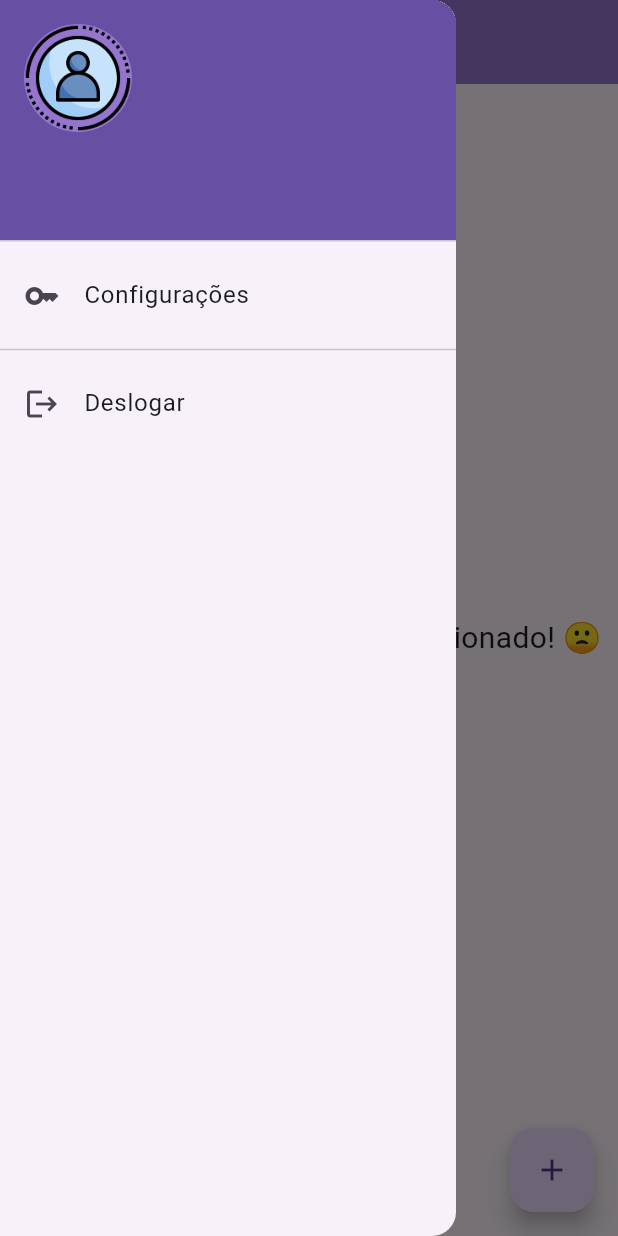
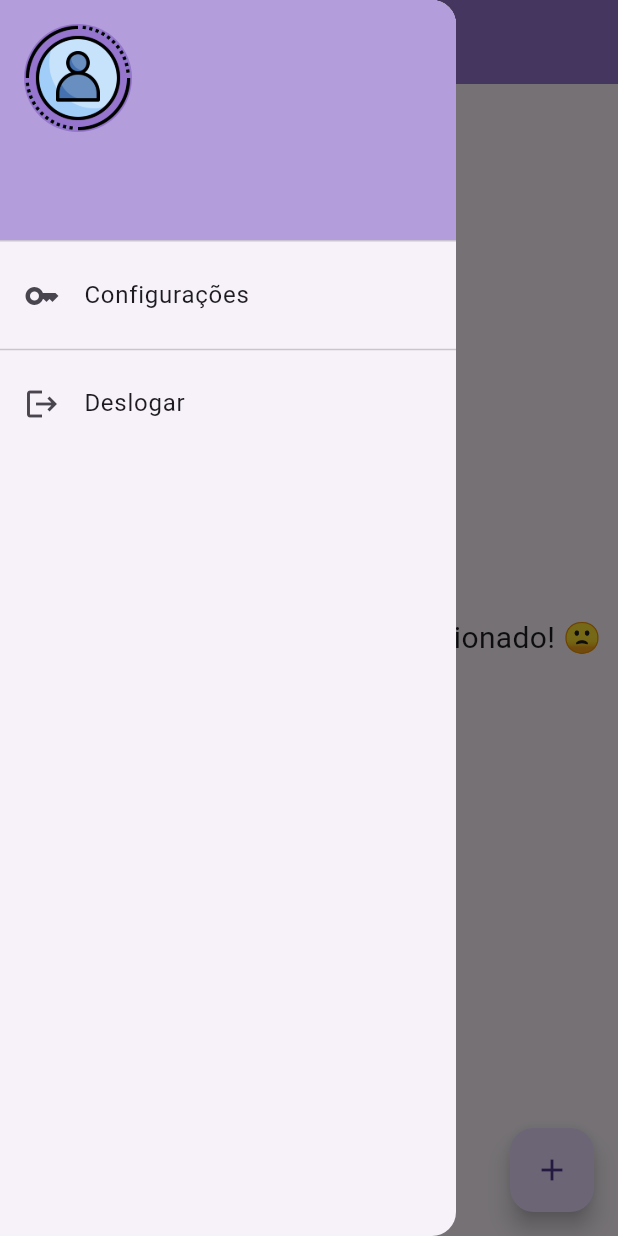
Before and after one commit to felipebolduan/Flutter_A3, a Flutter app: the screen it shows once a user with an empty profile is signed in, with the side drawer open, on a phone screen of 412 x 824 dp. Run offline on Flutter 3.47's test engine with Material 3 defaults, Android fonts, the phone set to English and light mode, and no system bars; our stand-ins replace cloud_firestore, firebase_auth, firebase_core, shared_preferences; accounts and stored records are empty.

```diff
--- a/lib/tela_principal.dart
+++ b/lib/tela_principal.dart
@@ -16,31 +16,17 @@ class principal_Screen extends StatefulWidget {
 }
 
 class _principalScreenState extends State<principal_Screen> {
-
   final ProjetoServico servico = ProjetoServico();
 
-  bool _isEditingText = false;
-  TextEditingController _editingController = TextEditingController();
-  String initialText = "";
-
-  @override
-  void initState() {
-    super.initState();
-    _editingController = TextEditingController(text: initialText);
-  }
-  @override
-  void dispose() {
-    _editingController.dispose();
-    super.dispose();
-  }
+  // Lista para controlar as tarefas concluídas
+  List<String> tarefasConcluidas = [];
 
   @override
   Widget build(BuildContext context) {
-
-
     return Scaffold(
       appBar: AppBar(
-        title: const Text('Minhas Tarefas',
+        title: const Text(
+          'Minhas Tarefas',
           style: TextStyle(fontWeight: FontWeight.bold),
         ),
         centerTitle: true,
@@ -54,137 +40,181 @@ class _principalScreenState extends State<principal_Screen> {
                 backgroundImage: const AssetImage("assets/usuario.png"),
                 backgroundColor: Colors.deepPurple[300],
                 ),
-              accountName: Text((widget.user.displayName != null) ? widget.user.displayName! : ""),
-              accountEmail: Text(widget.user.email!),
+              accountName: Text(
+                (widget.user.displayName != null) ? widget.user.displayName! : "",
+                style: TextStyle(
+                  color: Theme.of(context).brightness == Brightness.dark
+                    ? Colors.white
+                    : Colors.black,
+                ),
+              ),
+              accountEmail: Text(
+                widget.user.email!,
+                style: TextStyle(
+                  color: Theme.of(context).brightness == Brightness.dark
+                    ? Colors.white70
+                    : Colors.black87,
+                ),
+              ),
+              decoration: BoxDecoration(
+                color: Theme.of(context).brightness == Brightness.dark
+              ? Colors.deepPurple[300]
+              : Colors.deepPurple[200],
+              ),
             ),
       ListTile(
         leading: const Icon(Icons.key),
         title: const Text("Configurações"),
-              onTap: (){
+        onTap: () {
           Navigator.of(context).push(
-                  MaterialPageRoute(builder: (context) => config_Page()),
+            MaterialPageRoute(builder: (context) => const config_Page()),
           );
         },
       ),
       const Divider(),
       ListTile(
-              leading: Icon(Icons.logout),
-              title: Text ("Deslogar"),
-              onTap: (){
+        leading: const Icon(Icons.logout),
+        title: const Text("Deslogar"),
+        onTap: () {
           AutenticacaoServico().deslogar();
-              } ,
+        },
       ),
     ],
   ),
 ),
       floatingActionButton: FloatingActionButton(
-        child: Icon(Icons.add),
-        onPressed: (){
-          print("Add");
+        child: const Icon(Icons.add),
+        onPressed: () {
           Navigator.of(context).push(
             MaterialPageRoute(builder: (context) => const NewTaskScreen()),
           );
-        }
+        },
       ),
-      body: StreamBuilder(stream: servico.conectarStreamProjeto(), builder: (context, snapshot) {
-        if (snapshot.connectionState == ConnectionState.waiting){
+      body: StreamBuilder(
+        stream: servico.conectarStreamProjeto(),
+        builder: (context, snapshot) {
+          if (snapshot.connectionState == ConnectionState.waiting) {
             return const Center(child: CircularProgressIndicator());
           } else {
-          if (snapshot.hasData && snapshot.data != null && snapshot.data!.docs.isNotEmpty){
+            if (snapshot.hasData && snapshot.data != null && snapshot.data!.docs.isNotEmpty) {
               List<ModelosProjetos> listaProjeto = [];
 
-            for (var doc in snapshot.data!.docs){
-              listaProjeto.add(ModelosProjetos.fromMap(doc.data())
+              for (var doc in snapshot.data!.docs) {
+                listaProjeto.add(ModelosProjetos.fromMap(doc.data()));
+              }
+
+              // Filtrar tarefas em andamento e concluídas
+              List<ModelosProjetos> tarefasEmAndamento = listaProjeto
+                  .where((tarefa) => !tarefasConcluidas.contains(tarefa.id))
+                  .toList();
+              List<ModelosProjetos> tarefasConcluidasList = listaProjeto
+                  .where((tarefa) => tarefasConcluidas.contains(tarefa.id))
+                  .toList();
+
+              return ListView(
+                children: [
+                  // Seção de Tarefas em Andamento
+                  if (tarefasEmAndamento.isNotEmpty)
+                    const Padding(
+                      padding: EdgeInsets.all(8.0),
+                      child: const Text(
+                        'Tarefas em Andamento',
+                        style: TextStyle(fontSize: 18, fontWeight: FontWeight.bold),
+                      ),
+                    ),
+                  ...tarefasEmAndamento.map((tarefa) => _buildTarefaTile(tarefa, false)),
+
+                  // Seção de Tarefas Concluídas
+                  if (tarefasConcluidasList.isNotEmpty)
+                    const Padding(
+                      padding: EdgeInsets.all(8.0),
+                      child: Text(
+                        'Tarefas Concluídas',
+                        style: TextStyle(fontSize: 18, fontWeight: FontWeight.bold),
+                      ),
+                    ),
+                  ...tarefasConcluidasList.map((tarefa) => _buildTarefaTile(tarefa, true)),
+                ],
+              );
+            } else {
+              return const Center(
+                child: Text(
+                  "Ainda nenhum exercício foi adicionado! 🙁\nVamos adicionar?",
+                  style: TextStyle(
+                    fontSize: 20,
+                  ),
+                  textAlign: TextAlign.center,
+                ),
               );
             }
-            return ListView(
-              children: List.generate(
-                listaProjeto.length,
-                (index){
-                ModelosProjetos modelosProjetos = listaProjeto[index];
+          }
+        },
+      ),
+    );
+  }
+
+  // Widget para construir a tarefa (em andamento ou concluída)
+  Widget _buildTarefaTile(ModelosProjetos tarefa, bool isConcluida) {
   return ListTile(
     onTap: () {
-                Navigator.of(context).push<ModelosProjetos>(
+      // Navegar para a tela de tarefa
+      Navigator.of(context).push(
         MaterialPageRoute(
-                    builder: (context) => mostrarTelaTarefa(context, projeto: modelosProjetos)));
+          builder: (context) => mostrarTelaTarefa(context, projeto: tarefa),
+        ),
+      );
     },
-              title: Text(modelosProjetos.titulo),
-              subtitle:
-              Text(modelosProjetos.data),
+    title: Text(
+      tarefa.titulo,
+      style: TextStyle(
+        decoration: isConcluida ? TextDecoration.lineThrough : null,
+        color: isConcluida ? Colors.grey : null,
+      ),
+    ),
+    subtitle: Text(tarefa.data),
     trailing: Row(
       mainAxisSize: MainAxisSize.min,
       children: [
         IconButton(
-                    onPressed: (){
-                      servico.removerTarefa(idTarefa: modelosProjetos.id);
+          onPressed: () {
+            setState(() {
+              if (isConcluida) {
+                tarefasConcluidas.remove(tarefa.id);
+              } else {
+                tarefasConcluidas.add(tarefa.id);
+              }
+            });
           },
-                    icon: const Icon(Icons.check,
-                      color: Colors.green,
-                    )),
+          icon: Icon(
+            Icons.check,
+            color: isConcluida ? Colors.grey : Colors.green,
+          ),
+        ),
+        if (!isConcluida)
           IconButton(
-                    onPressed: (){
-                      Navigator.of(context).push<ModelosProjetos>(
+            onPressed: () {
+              Navigator.of(context).push(
                 MaterialPageRoute(
-                      builder: (context) => mostrarTelaCadatro(context, projeto: modelosProjetos)));
+                  builder: (context) => mostrarTelaCadatro(context, projeto: tarefa),
+                ),
+              );
             },
-                    icon: const Icon(Icons.edit,
+            icon: const Icon(
+              Icons.edit,
               color: Colors.blue,
             ),
           ),
         IconButton(
-                    onPressed: (){
-                      servico.removerTarefa(idTarefa: modelosProjetos.id);
+          onPressed: () {
+            servico.removerTarefa(idTarefa: tarefa.id);
           },
-                    icon: const Icon(Icons.delete,
+          icon: const Icon(
+            Icons.delete,
             color: Colors.red,
-                    ))
+          ),
+        ),
       ],
     ),
   );
-          }),
-      );
-          } else {
-            return const Center(
-              child: Text("Ainda nenhum exercicio foi adicionado! 🙁\nVamos adicionar?",
-              style: TextStyle(
-                fontSize: 20,
-              ),
-              textAlign: TextAlign.center,
-              )
-            ,
-            );
 }
 }
-      })
-
-
-    );
-
-
-    var searchBox = Padding(
-      padding: const EdgeInsets.all(1.0),
-      child: Center(
-        child: TextFormField(
-          decoration: InputDecoration(
-            border: const OutlineInputBorder(
-              // width: 0.0 produces a thin "hairline" border
-              borderSide: const BorderSide(color: Colors.grey, width: 10.0),
-              borderRadius: BorderRadius.all(Radius.circular(50))
-            ),
-            hintText: 'Buscar...',
-            filled: true,
-            suffixIcon: IconButton(
-              icon: const Icon(Icons.search),
-              onPressed: (){
-                print("Search button");
-              }
-            )
-          ),
-          autofocus: true,
-          controller: _editingController,
-        )
-      ),
-    );
-
-  }
-}
```
Also changed, not shown: lib/main.dart (+6 -3 lines), lib/provider/config_provider.dart (added, +19 -0 lines), lib/tela_configuracao.dart (+15 -36 lines), 1 other file. Lines whose indentation alone changed are shown as unchanged.
